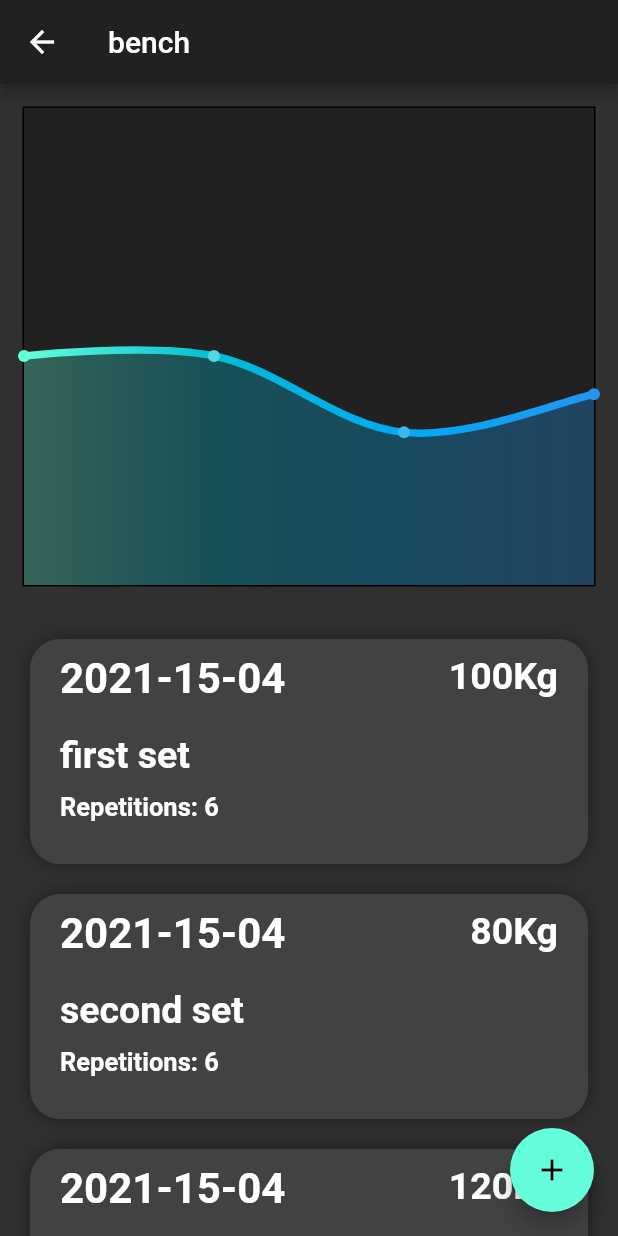
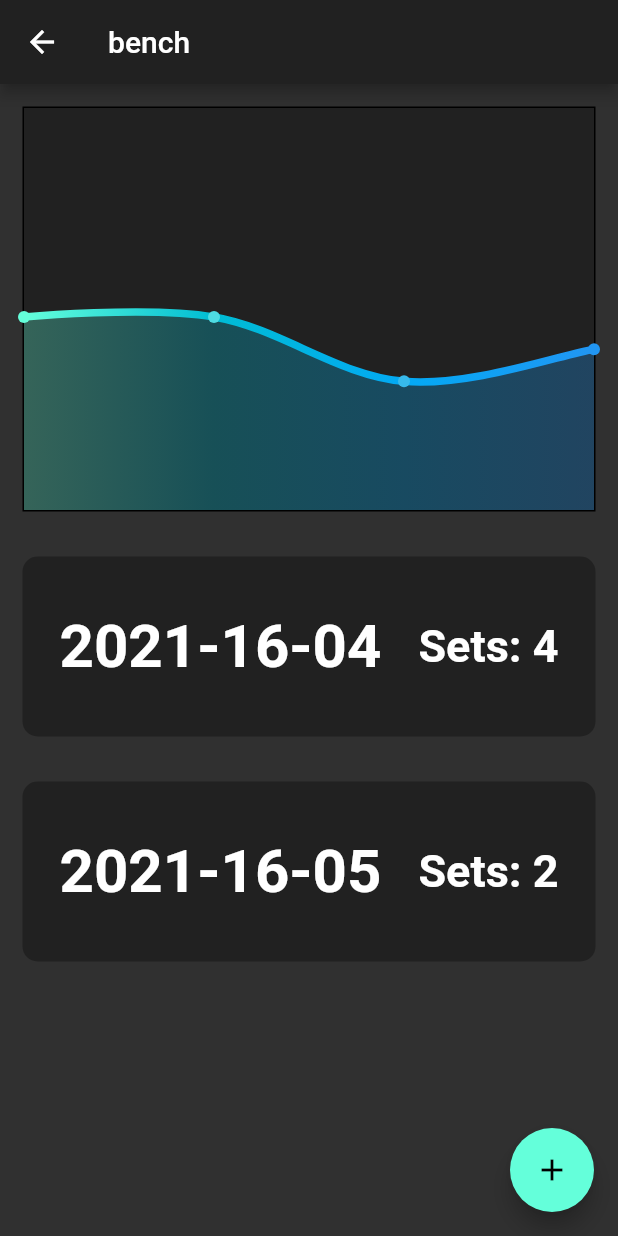
Before and after one commit to CarlHagred/LiftStatus, a Flutter app: the screen it shows after launch, after a tap on "bench", on a phone screen of 412 x 824 dp. Run offline on Flutter 3.47's test engine with Material 2 defaults, Android fonts, the phone set to English and light mode, and no system bars; drawn by our look-alikes of fl_chart; our stand-ins replace font_awesome_flutter.

Commit message:
new updates
started imlementing the new file system,
refractored the chart to a new file
removed unnessesery widgets

```diff
--- /dev/null
+++ b/lib/components/chart.dart
@@ -0,0 +1,53 @@
+import 'package:flutter/material.dart';
+import 'package:fl_chart/fl_chart.dart';
+import '../constant.dart';
+
+class Chart extends StatelessWidget {
+  const Chart({
+    Key key,
+    @required this.title,
+    @required this.chartData,
+    @required this.gradientColor,
+  }) : super(key: key);
+
+  final String title;
+  final List<FlSpot> chartData;
+  final List<Color> gradientColor;
+
+  @override
+  Widget build(BuildContext context) {
+    return LineChart(
+      LineChartData(
+        gridData: FlGridData(show: false),
+        titlesData: FlTitlesData(
+          bottomTitles: SideTitles(
+            showTitles: false,
+          ),
+          leftTitles: SideTitles(
+            showTitles: false,
+          ),
+        ),
+        backgroundColor: kActiveCardColor,
+        minX: 0,
+        maxX: chartData.length.toDouble() - 1,
+        minY: 0,
+        maxY: 250,
+        lineBarsData: [
+          LineChartBarData(
+              spots: chartData,
+              isCurved: true,
+              barWidth: 5,
+              colors: gradientColor,
+              belowBarData: BarAreaData(
+                show: true,
+                colors: gradientColor
+                    .map((color) => color.withOpacity(0.3))
+                    .toList(),
+              )),
+        ],
+      ),
+      swapAnimationDuration: Duration(milliseconds: 150), // Optional
+      swapAnimationCurve: Curves.linear, // Optional
+    );
+  }
+}
--- a/lib/components/set_card.dart
+++ b/lib/components/set_card.dart
@@ -1,4 +1,4 @@
-import 'package:flutter/material.dart';
+//import 'package:flutter/material.dart';
 
 /*class SetCard extends StatelessWidget {
   SetCard({this.title});
--- a/lib/exercise_page.dart
+++ b/lib/exercise_page.dart
@@ -3,6 +3,8 @@ import 'new_set_page.dart';
 import 'model/sets.dart';
 import 'package:fl_chart/fl_chart.dart';
 import 'constant.dart';
+import 'components/chart.dart';
+import 'components/reuseable_card.dart';
 
 class ExercisePage extends StatefulWidget {
   ExercisePage({this.title});
@@ -26,71 +28,46 @@ class _ExercisePageState extends State<ExercisePage> {
 
   List<Widget> itemsData = [];
 
+  var test = {"hello": "there"};
+
   void getPostsData() {
-    List<dynamic> responseList = lists[title];
+    List<dynamic> responseList = exercises[title]["data"];
     List<Widget> listItems = [];
-    responseList.forEach((post) {
-      listItems.add(Container(
-          height: 150,
-          margin: EdgeInsets.symmetric(horizontal: 20, vertical: 10),
-          decoration: BoxDecoration(
-              borderRadius: BorderRadius.all(Radius.circular(20.0)),
-              color: Colors.grey[800],
-              boxShadow: [
-                BoxShadow(
-                  color: Colors.black.withAlpha(100),
-                  blurRadius: 10.0,
-                ),
-              ]),
-          child: Padding(
-            padding: EdgeInsets.symmetric(horizontal: 20.0, vertical: 10),
-            child: Row(
-              mainAxisAlignment: MainAxisAlignment.spaceBetween,
-              children: <Widget>[
-                Column(
-                  crossAxisAlignment: CrossAxisAlignment.start,
+    responseList.forEach(
+      (post) {
+        listItems.add(
+          ReuseableCard(
+              kActiveCardColor,
+              Container(
+                height: 120,
+                child: Row(
+                  mainAxisAlignment: MainAxisAlignment.spaceEvenly,
                   children: <Widget>[
                     Text(
-                      post["date"],
+                      post.keys.first,
                       style: TextStyle(
-                        fontSize: 28,
+                        fontSize: 40,
                         fontWeight: FontWeight.bold,
                       ),
                     ),
-                    SizedBox(
-                      height: 20,
+                    Text(
+                      "Sets: ${post[post.keys.first].length}",
+                      style:
+                          TextStyle(fontSize: 30, fontWeight: FontWeight.bold),
                     ),
-                    Text(
-                      post["name"],
-                      style: TextStyle(
-                        fontSize: 25,
-                        fontWeight: FontWeight.bold,
-                      ),
-                    ),
-                    SizedBox(
-                      height: 10,
-                    ),
-                    Text(
-                      "Repetitions: ${post["reps"]}",
-                      style:
-                          TextStyle(fontSize: 17, fontWeight: FontWeight.bold),
-                    )
                   ],
                 ),
-                Container(
-                  height: double.infinity,
-                  child: Text(
-                    "${post["weight"]}Kg",
-                    style: TextStyle(fontSize: 25, fontWeight: FontWeight.bold),
-                  ),
-                )
-              ],
-            ),
-          )));
-    });
-    setState(() {
-      itemsData = listItems;
-    });
+              ), () {
+            //go to teh set list for that ddate where you can see more info about the sets
+          }),
+        );
+      },
+    );
+    setState(
+      () {
+        itemsData = listItems;
+      },
+    );
   }
 
   List<FlSpot> chartData = [];
@@ -132,47 +109,14 @@ class _ExercisePageState extends State<ExercisePage> {
         child: Column(
           children: <Widget>[
             Container(
-              height: 350,
+              height: 300,
               child: Padding(
                 padding: EdgeInsets.all(15.0),
-                child: LineChart(
-                  LineChartData(
-                    gridData: FlGridData(show: false),
-                    titlesData: FlTitlesData(
-                      bottomTitles: SideTitles(
-                        showTitles: false,
-                      ),
-                      leftTitles: SideTitles(
-                        showTitles: false,
-                      ),
-                    ),
-                    backgroundColor: kActiveCardColor,
-                    minX: 0,
-                    maxX: lists[title].length.toDouble() - 1,
-                    minY: 0,
-                    maxY: 250,
-                    lineBarsData: [
-                      LineChartBarData(
-                          spots: chartData,
-                          isCurved: true,
-                          barWidth: 5,
-                          colors: gradientColor,
-                          belowBarData: BarAreaData(
-                            show: true,
-                            colors: gradientColor
-                                .map((color) => color.withOpacity(0.3))
-                                .toList(),
-                          )),
-                    ],
-                  ),
-                  swapAnimationDuration:
-                      Duration(milliseconds: 150), // Optional
-                  swapAnimationCurve: Curves.linear, // Optional
-                ),
+                child: Chart(
+                    title: title,
+                    chartData: chartData,
+                    gradientColor: gradientColor),
               ),
-            ),
-            SizedBox(
-              height: 10,
             ),
             Expanded(
               child: ListView(
--- a/lib/home_screen.dart
+++ b/lib/home_screen.dart
@@ -36,7 +36,6 @@ class _HomeScreenState extends State<HomeScreenPage> {
               primary: Colors.grey[800],
             ),
             onPressed: () {
-              print('hello');
               Navigator.push(
                 context,
                 MaterialPageRoute(
@@ -97,10 +96,12 @@ class _HomeScreenState extends State<HomeScreenPage> {
                   TextButton(
                     child: Text('Add'),
                     onPressed: () {
-                      setState(() {
-                        lists['${myController.text}'] = [];
-                      });
-                      getPostsData();
+                      if (myController.text.isNotEmpty) {
+                        setState(() {
+                          lists['${myController.text}'] = [];
+                        });
+                        getPostsData();
+                      }
                       Navigator.pop(context);
                     },
                   ),
@@ -115,3 +116,16 @@ class _HomeScreenState extends State<HomeScreenPage> {
     );
   }
 }
+
+/*
+() {
+              print('hello');
+              Navigator.push(
+                context,
+                MaterialPageRoute(
+                  builder: (context) {
+                    return ExercisePage(title: lists.keys.elementAt(i));
+                  },
+                ),
+              );
+            },*/
--- a/lib/model/sets.dart
+++ b/lib/model/sets.dart
@@ -1,3 +1,49 @@
+var exercises = {
+  "bench": {
+    "pb": 120,
+    "data": [
+      {
+        "2021-16-04": [
+          {
+            "name": "first set",
+            "weight": 100,
+            "reps": 6,
+          },
+          {
+            "name": "second set",
+            "weight": 120,
+            "reps": 6,
+          },
+          {
+            "name": "second set",
+            "weight": 120,
+            "reps": 6,
+          },
+          {
+            "name": "second set",
+            "weight": 120,
+            "reps": 6,
+          },
+        ]
+      },
+      {
+        "2021-16-05": [
+          {
+            "name": "first set",
+            "weight": 100,
+            "reps": 6,
+          },
+          {
+            "name": "second set",
+            "weight": 90,
+            "reps": 6,
+          },
+        ]
+      },
+    ]
+  }
+};
+
 var lists = {
   "bench": bench,
   "biceps": biceps,
--- a/lib/new_set_page.dart
+++ b/lib/new_set_page.dart
@@ -47,8 +47,7 @@ class _InputPageState extends State<InputPage> {
       body: Column(
         crossAxisAlignment: CrossAxisAlignment.stretch,
         children: [
-          Expanded(
-            child: ReuseableCard(
+          ReuseableCard(
               kActiveCardColor,
               Column(
                 mainAxisAlignment: MainAxisAlignment.center,
@@ -56,12 +55,10 @@ class _InputPageState extends State<InputPage> {
                   TextField(
                     controller: myController,
                     decoration: InputDecoration(
-                          border: OutlineInputBorder(),
-                          hintText: 'Name the set'),
+                        border: OutlineInputBorder(), hintText: 'Name the set'),
                   ),
                 ],
               )),
-          ),
           Expanded(
             child: ReuseableCard(
               kActiveCardColor,
```
Lines whose indentation alone changed are shown as unchanged.
